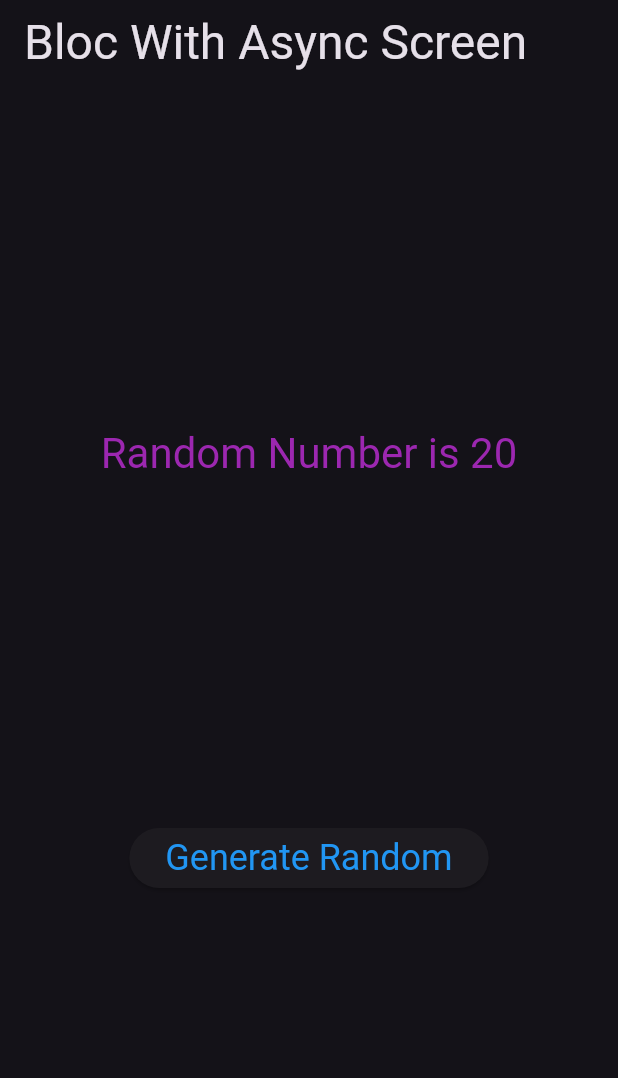
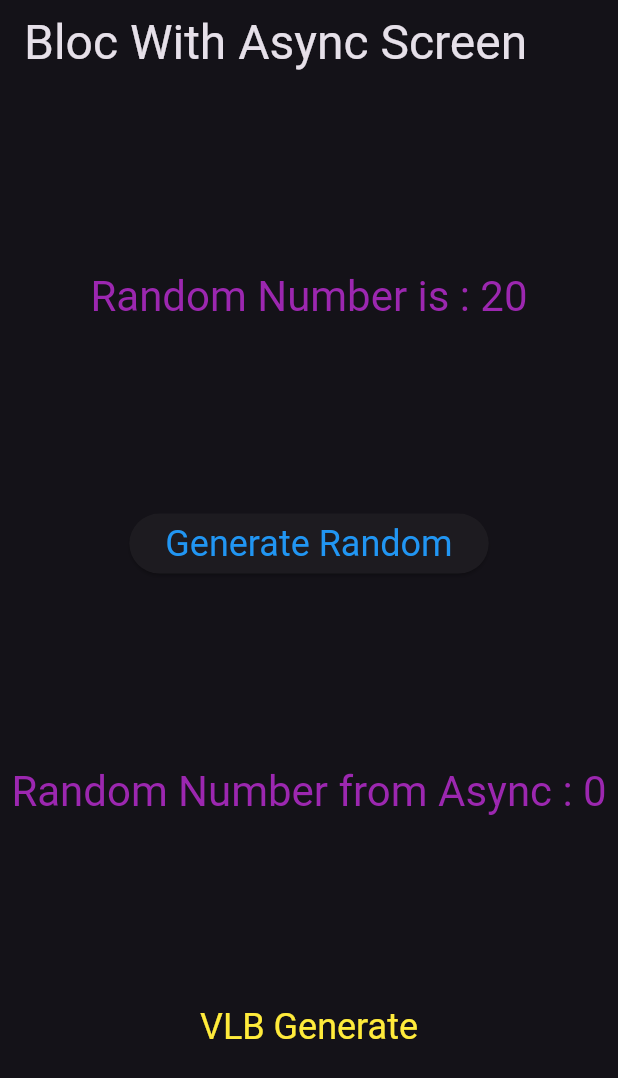
Before and after one commit to jinosh05/flutter_builders_eample, a Flutter app: the screen it shows after launch, on a phone screen of 412 x 824 dp. Shown: the top 1078 px of the screen. Run offline on Flutter 3.47's test engine with Material 3 defaults, Android fonts, the phone set to English and light mode, and no system bars; our stand-ins replace bloc, flutter_bloc, nested.

Commit message:
BlocWithAsync randNotifier implemented

```diff
--- a/lib/builders/bloc_with_async/bloc_with_async.dart
+++ b/lib/builders/bloc_with_async/bloc_with_async.dart
@@ -1,6 +1,8 @@
+import "package:flutter/foundation.dart";
 import "package:flutter/material.dart";
 import "package:flutter_bloc/flutter_bloc.dart";
 import "package:flutter_builders_eample/builders/bloc_with_async/bloc/async_bloc.dart";
+import "package:flutter_builders_eample/widgets/async_button.dart";
 
 class BlocWithAsync extends StatefulWidget {
   const BlocWithAsync({super.key});
@@ -10,6 +12,7 @@ class BlocWithAsync extends StatefulWidget {
 }
 
 class _BlocWithAsyncState extends State<BlocWithAsync> {
+  ValueNotifier<int> randNotifier = ValueNotifier<int>(0);
   @override
   Widget build(final BuildContext context) {
     final AsyncBloc bloc = context.read<AsyncBloc>();
@@ -35,7 +38,7 @@ class _BlocWithAsyncState extends State<BlocWithAsync> {
                 }
                 if (state is AsyncLoaded) {
                   return Text(
-                    "Random Number is ${state.number}",
+                    "Random Number is : ${state.number}",
                     style: Theme.of(context).textTheme.headlineMedium!.copyWith(
                           color: Colors.purple,
                         ),
@@ -57,8 +60,42 @@ class _BlocWithAsyncState extends State<BlocWithAsync> {
                   .copyWith(color: Colors.blue),
             ),
           ),
+          ValueListenableBuilder<int>(
+            valueListenable: randNotifier,
+            builder: (
+              final BuildContext context,
+              final int value,
+              final Widget? child,
+            ) =>
+                Text(
+              "Random Number from Async : $value",
+              style: Theme.of(context).textTheme.headlineMedium!.copyWith(
+                    color: Colors.purple,
+                  ),
+            ),
+          ),
+          AsyncButton(
+            onPressed: () async {
+              randNotifier.value = await bloc.getRandomNumber();
+            },
+            child: Text(
+              "VLB Generate",
+              style: Theme.of(context)
+                  .textTheme
+                  .headlineSmall!
+                  .copyWith(color: Colors.yellow),
+            ),
+          ),
         ],
       ),
     );
   }
+
+  @override
+  void debugFillProperties(final DiagnosticPropertiesBuilder properties) {
+    super.debugFillProperties(properties);
+    properties.add(
+      DiagnosticsProperty<ValueNotifier<int>>("randNotifier", randNotifier),
+    );
+  }
 }
```
